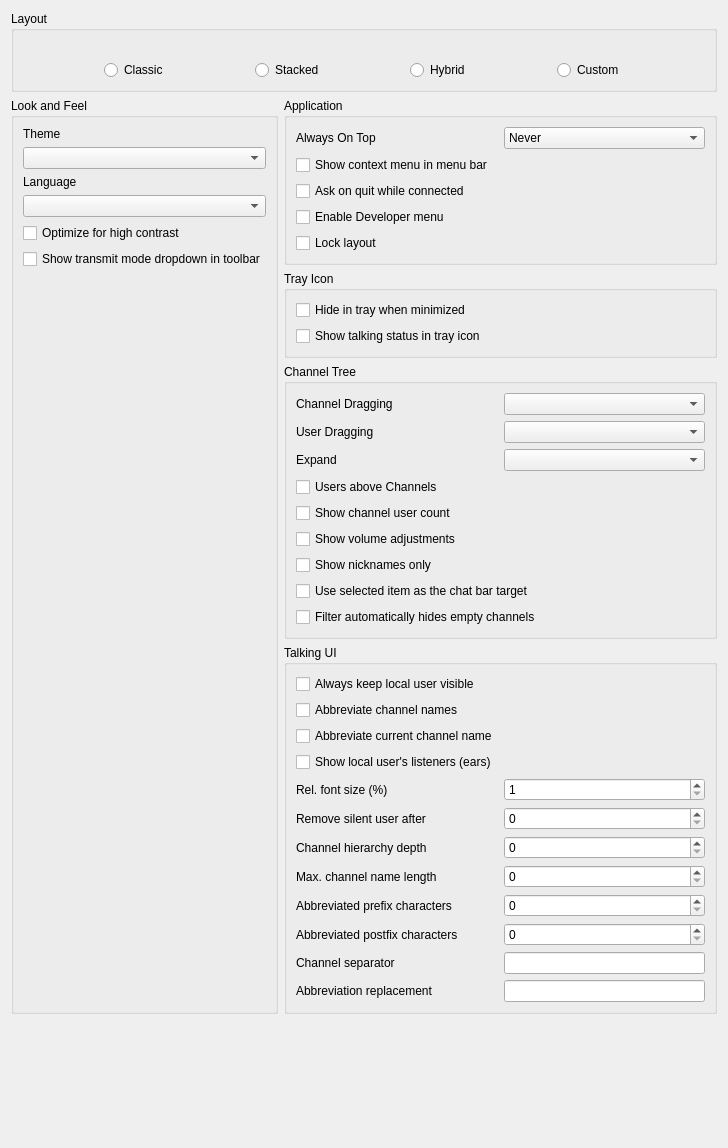
Above: src/mumble/LookConfig.ui from mumble-voip/mumble before the change. Below: the same form after it.
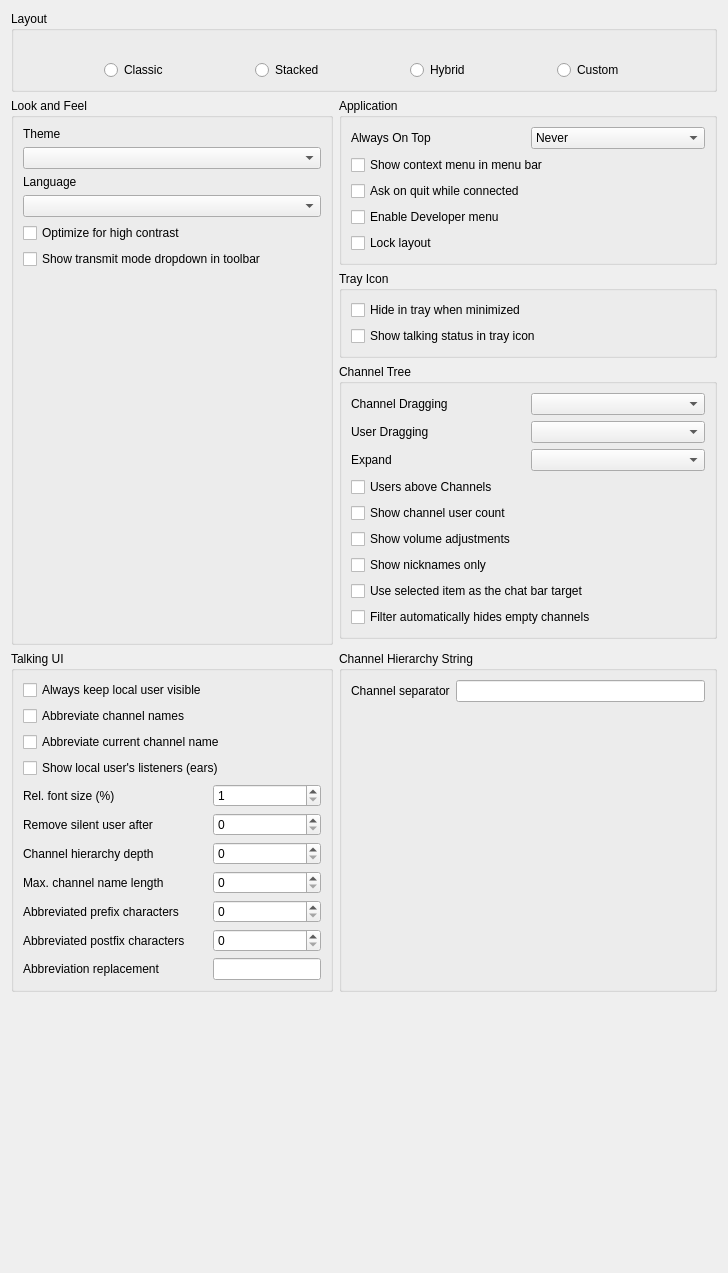
That is the form after the change. Icons and pictures are not drawn. Custom widgets are drawn as their Qt base class.

Commit message:
REFAC(client): Move channel sep. setting to own category
This setting will be needed for other purposes as well and therefore
putting this into the TalkingUI group of settings in no longer
applicable.

Diff of the .ui file:
```diff
--- a/src/mumble/LookConfig.ui
+++ b/src/mumble/LookConfig.ui
@@ -7,243 +7,13 @@
     <x>0</x>
     <y>0</y>
     <width>728</width>
-    <height>1148</height>
+    <height>1273</height>
    </rect>
   </property>
   <property name="windowTitle">
    <string notr="true">Form</string>
   </property>
   <layout class="QGridLayout" name="gridLayout_4">
-   <item row="4" column="1">
-    <widget class="QGroupBox" name="groupBox">
-     <property name="sizePolicy">
-      <sizepolicy hsizetype="Minimum" vsizetype="Preferred">
-       <horstretch>0</horstretch>
-       <verstretch>0</verstretch>
-      </sizepolicy>
-     </property>
-     <property name="title">
-      <string>Talking UI</string>
-     </property>
-     <property name="flat">
-      <bool>false</bool>
-     </property>
-     <property name="checkable">
-      <bool>false</bool>
-     </property>
-     <layout class="QGridLayout" name="gridLayout_5">
-      <property name="horizontalSpacing">
-       <number>6</number>
-      </property>
-      <item row="7" column="0">
-       <widget class="QLabel" name="qlChannelHierarchyDepth">
-        <property name="toolTip">
-         <string>The names of how many parent channels should be included in the channel's name when displaying it in the TalkingUI?</string>
-        </property>
-        <property name="text">
-         <string>Channel hierarchy depth</string>
-        </property>
-       </widget>
-      </item>
-      <item row="7" column="1">
-       <widget class="QSpinBox" name="qsbChannelHierarchyDepth">
-        <property name="toolTip">
-         <string>The names of how many parent channels should be included in the channel's name when displaying it in the TalkingUI?</string>
-        </property>
-       </widget>
-      </item>
-      <item row="14" column="1">
-       <widget class="QLineEdit" name="qleAbbreviationReplacement">
-        <property name="sizePolicy">
-         <sizepolicy hsizetype="Preferred" vsizetype="Fixed">
-          <horstretch>0</horstretch>
-          <verstretch>0</verstretch>
-         </sizepolicy>
-        </property>
-        <property name="toolTip">
-         <string>String that gets used instead of the cut-out part of an abbreviated name.</string>
-        </property>
-       </widget>
-      </item>
-      <item row="13" column="0">
-       <widget class="QLabel" name="qlChannelSeparator">
-        <property name="toolTip">
-         <string>String to separate a channel name from its parent's.</string>
-        </property>
-        <property name="text">
-         <string>Channel separator</string>
-        </property>
-       </widget>
-      </item>
-      <item row="4" column="1">
-       <widget class="QSpinBox" name="qsbRelFontSize">
-        <property name="toolTip">
-         <string>Relative font size to use in the Talking UI in percent.</string>
-        </property>
-        <property name="minimum">
-         <number>1</number>
-        </property>
-        <property name="maximum">
-         <number>500</number>
-        </property>
-       </widget>
-      </item>
-      <item row="0" column="0">
-       <widget class="QCheckBox" name="qcbLocalUserVisible">
-        <property name="toolTip">
-         <string>If this is checked, the local user (yourself) will always be visible in the TalkingUI (regardless of talking state).</string>
-        </property>
-        <property name="text">
-         <string>Always keep local user visible</string>
-        </property>
-       </widget>
-      </item>
-      <item row="9" column="1">
-       <widget class="QSpinBox" name="qsbMaxNameLength">
-        <property name="toolTip">
-         <string>The preferred maximum length of a channel (hierarchy) name in the Talking UI. Note that this is not a hard limit though.</string>
-        </property>
-       </widget>
-      </item>
-      <item row="10" column="0">
-       <widget class="QLabel" name="qlPrefixCharCount">
-        <property name="toolTip">
-         <string>How many characters from the original name to display at the beginning of an abbreviated name.</string>
-        </property>
-        <property name="text">
-         <string>Abbreviated prefix characters</string>
-        </property>
-       </widget>
-      </item>
-      <item row="5" column="1">
-       <widget class="QSpinBox" name="qsbSilentUserLifetime">
-        <property name="sizePolicy">
-         <sizepolicy hsizetype="Preferred" vsizetype="Fixed">
-          <horstretch>0</horstretch>
-          <verstretch>0</verstretch>
-         </sizepolicy>
-        </property>
-        <property name="toolTip">
-         <string>A user that is silent for the given amount of seconds will be removed from the Talkin UI.</string>
-        </property>
-       </widget>
-      </item>
-      <item row="11" column="1">
-       <widget class="QSpinBox" name="qsbPostfixCharCount">
-        <property name="toolTip">
-         <string>How many characters from the original name to display at the end of an abbreviated name.</string>
-        </property>
-       </widget>
-      </item>
-      <item row="9" column="0">
-       <widget class="QLabel" name="qlMaxNameLength">
-        <property name="toolTip">
-         <string>The preferred maximum length of a channel (hierarchy) name in the Talking UI. Note that this is not a hard limit though.</string>
-        </property>
-        <property name="text">
-         <string>Max. channel name length</string>
-        </property>
-       </widget>
-      </item>
-      <item row="2" column="0" colspan="2">
-       <widget class="QCheckBox" name="qcbAbbreviateCurrentChannel">
-        <property name="toolTip">
-         <string>Whether to also allow abbreviating the current channel of a user (instead of only its parent channels).</string>
-        </property>
-        <property name="text">
-         <string>Abbreviate current channel name</string>
-        </property>
-       </widget>
-      </item>
-      <item row="5" column="0">
-       <widget class="QLabel" name="qlSilentUserLifetime">
-        <property name="sizePolicy">
-         <sizepolicy hsizetype="Preferred" vsizetype="Preferred">
-          <horstretch>0</horstretch>
-          <verstretch>0</verstretch>
-         </sizepolicy>
-        </property>
-        <property name="toolTip">
-         <string>A user that is silent for the given amount of seconds will be removed from the Talkin UI.</string>
-        </property>
-        <property name="text">
-         <string>Remove silent user after</string>
-        </property>
-       </widget>
-      </item>
-      <item row="1" column="0" colspan="2">
-       <widget class="QCheckBox" name="qcbAbbreviateChannelNames">
-        <property name="toolTip">
-         <string>Whether the channel (hierarchy) name should be abbreviated, if it exceeds the specified maximum length.</string>
-        </property>
-        <property name="text">
-         <string>Abbreviate channel names</string>
-        </property>
-       </widget>
-      </item>
-      <item row="11" column="0">
-       <widget class="QLabel" name="qlPostfixCharCount">
-        <property name="toolTip">
-         <string>How many characters from the original name to display at the end of an abbreviated name.</string>
-        </property>
-        <property name="text">
-         <string>Abbreviated postfix characters</string>
-        </property>
-       </widget>
-      </item>
-      <item row="14" column="0">
-       <widget class="QLabel" name="qlAbbreviationReplacement">
-        <property name="toolTip">
-         <string>String that gets used instead of the cut-out part of an abbreviated name.</string>
-        </property>
-        <property name="text">
-         <string>Abbreviation replacement</string>
-        </property>
-       </widget>
-      </item>
-      <item row="10" column="1">
-       <widget class="QSpinBox" name="qsbPrefixCharCount">
-        <property name="toolTip">
-         <string>How many characters from the original name to display at the beginning of an abbreviated name.</string>
-        </property>
-       </widget>
-      </item>
-      <item row="13" column="1">
-       <widget class="QLineEdit" name="qleChannelSeparator">
-        <property name="sizePolicy">
-         <sizepolicy hsizetype="Preferred" vsizetype="Fixed">
-          <horstretch>0</horstretch>
-          <verstretch>0</verstretch>
-         </sizepolicy>
-        </property>
-        <property name="toolTip">
-         <string>String to separate a channel name from its parent's.</string>
-        </property>
-       </widget>
-      </item>
-      <item row="4" column="0">
-       <widget class="QLabel" name="qlRelFontSize">
-        <property name="toolTip">
-         <string>Relative font size to use in the Talking UI in percent.</string>
-        </property>
-        <property name="text">
-         <string>Rel. font size (%)</string>
-        </property>
-       </widget>
-      </item>
-      <item row="3" column="0" colspan="2">
-       <widget class="QCheckBox" name="qcbShowLocalListeners">
-        <property name="toolTip">
-         <string>Whether to show all of the local user's listeners (ears) in the TalkingUI (and thereby also the channels they are in). </string>
-        </property>
-        <property name="text">
-         <string>Show local user's listeners (ears)</string>
-        </property>
-       </widget>
-      </item>
-     </layout>
-    </widget>
-   </item>
    <item row="0" column="0" colspan="2">
     <widget class="QGroupBox" name="qgbLayout">
      <property name="title">
@@ -662,19 +432,6 @@
      </layout>
     </widget>
    </item>
-   <item row="5" column="1">
-    <spacer name="horizontalSpacer">
-     <property name="orientation">
-      <enum>Qt::Horizontal</enum>
-     </property>
-     <property name="sizeHint" stdset="0">
-      <size>
-       <width>40</width>
-       <height>20</height>
-      </size>
-     </property>
-    </spacer>
-   </item>
    <item row="3" column="1">
     <widget class="QGroupBox" name="qgbChannel">
      <property name="title">
@@ -792,7 +549,214 @@
      </layout>
     </widget>
    </item>
-   <item row="6" column="1">
+   <item row="5" column="0">
+    <widget class="QGroupBox" name="groupBox">
+     <property name="sizePolicy">
+      <sizepolicy hsizetype="Minimum" vsizetype="Preferred">
+       <horstretch>0</horstretch>
+       <verstretch>0</verstretch>
+      </sizepolicy>
+     </property>
+     <property name="title">
+      <string>Talking UI</string>
+     </property>
+     <property name="flat">
+      <bool>false</bool>
+     </property>
+     <property name="checkable">
+      <bool>false</bool>
+     </property>
+     <layout class="QGridLayout" name="gridLayout_5">
+      <property name="horizontalSpacing">
+       <number>6</number>
+      </property>
+      <item row="11" column="0">
+       <widget class="QLabel" name="qlPostfixCharCount">
+        <property name="toolTip">
+         <string>How many characters from the original name to display at the end of an abbreviated name.</string>
+        </property>
+        <property name="text">
+         <string>Abbreviated postfix characters</string>
+        </property>
+       </widget>
+      </item>
+      <item row="9" column="1">
+       <widget class="QSpinBox" name="qsbMaxNameLength">
+        <property name="toolTip">
+         <string>The preferred maximum length of a channel (hierarchy) name in the Talking UI. Note that this is not a hard limit though.</string>
+        </property>
+       </widget>
+      </item>
+      <item row="13" column="1">
+       <widget class="QLineEdit" name="qleAbbreviationReplacement">
+        <property name="sizePolicy">
+         <sizepolicy hsizetype="Preferred" vsizetype="Fixed">
+          <horstretch>0</horstretch>
+          <verstretch>0</verstretch>
+         </sizepolicy>
+        </property>
+        <property name="toolTip">
+         <string>String that gets used instead of the cut-out part of an abbreviated name.</string>
+        </property>
+       </widget>
+      </item>
+      <item row="11" column="1">
+       <widget class="QSpinBox" name="qsbPostfixCharCount">
+        <property name="toolTip">
+         <string>How many characters from the original name to display at the end of an abbreviated name.</string>
+        </property>
+       </widget>
+      </item>
+      <item row="4" column="1">
+       <widget class="QSpinBox" name="qsbRelFontSize">
+        <property name="toolTip">
+         <string>Relative font size to use in the Talking UI in percent.</string>
+        </property>
+        <property name="minimum">
+         <number>1</number>
+        </property>
+        <property name="maximum">
+         <number>500</number>
+        </property>
+       </widget>
+      </item>
+      <item row="9" column="0">
+       <widget class="QLabel" name="qlMaxNameLength">
+        <property name="toolTip">
+         <string>The preferred maximum length of a channel (hierarchy) name in the Talking UI. Note that this is not a hard limit though.</string>
+        </property>
+        <property name="text">
+         <string>Max. channel name length</string>
+        </property>
+       </widget>
+      </item>
+      <item row="5" column="1">
+       <widget class="QSpinBox" name="qsbSilentUserLifetime">
+        <property name="sizePolicy">
+         <sizepolicy hsizetype="Preferred" vsizetype="Fixed">
+          <horstretch>0</horstretch>
+          <verstretch>0</verstretch>
+         </sizepolicy>
+        </property>
+        <property name="toolTip">
+         <string>A user that is silent for the given amount of seconds will be removed from the Talkin UI.</string>
+        </property>
+       </widget>
+      </item>
+      <item row="2" column="0" colspan="2">
+       <widget class="QCheckBox" name="qcbAbbreviateCurrentChannel">
+        <property name="toolTip">
+         <string>Whether to also allow abbreviating the current channel of a user (instead of only its parent channels).</string>
+        </property>
+        <property name="text">
+         <string>Abbreviate current channel name</string>
+        </property>
+       </widget>
+      </item>
+      <item row="5" column="0">
+       <widget class="QLabel" name="qlSilentUserLifetime">
+        <property name="sizePolicy">
+         <sizepolicy hsizetype="Preferred" vsizetype="Preferred">
+          <horstretch>0</horstretch>
+          <verstretch>0</verstretch>
+         </sizepolicy>
+        </property>
+        <property name="toolTip">
+         <string>A user that is silent for the given amount of seconds will be removed from the Talkin UI.</string>
+        </property>
+        <property name="text">
+         <string>Remove silent user after</string>
+        </property>
+       </widget>
+      </item>
+      <item row="1" column="0" colspan="2">
+       <widget class="QCheckBox" name="qcbAbbreviateChannelNames">
+        <property name="toolTip">
+         <string>Whether the channel (hierarchy) name should be abbreviated, if it exceeds the specified maximum length.</string>
+        </property>
+        <property name="text">
+         <string>Abbreviate channel names</string>
+        </property>
+       </widget>
+      </item>
+      <item row="7" column="1">
+       <widget class="QSpinBox" name="qsbChannelHierarchyDepth">
+        <property name="toolTip">
+         <string>The names of how many parent channels should be included in the channel's name when displaying it in the TalkingUI?</string>
+        </property>
+       </widget>
+      </item>
+      <item row="3" column="0" colspan="2">
+       <widget class="QCheckBox" name="qcbShowLocalListeners">
+        <property name="toolTip">
+         <string>Whether to show all of the local user's listeners (ears) in the TalkingUI (and thereby also the channels they are in). </string>
+        </property>
+        <property name="text">
+         <string>Show local user's listeners (ears)</string>
+        </property>
+       </widget>
+      </item>
+      <item row="13" column="0">
+       <widget class="QLabel" name="qlAbbreviationReplacement">
+        <property name="toolTip">
+         <string>String that gets used instead of the cut-out part of an abbreviated name.</string>
+        </property>
+        <property name="text">
+         <string>Abbreviation replacement</string>
+        </property>
+       </widget>
+      </item>
+      <item row="10" column="0">
+       <widget class="QLabel" name="qlPrefixCharCount">
+        <property name="toolTip">
+         <string>How many characters from the original name to display at the beginning of an abbreviated name.</string>
+        </property>
+        <property name="text">
+         <string>Abbreviated prefix characters</string>
+        </property>
+       </widget>
+      </item>
+      <item row="0" column="0">
+       <widget class="QCheckBox" name="qcbLocalUserVisible">
+        <property name="toolTip">
+         <string>If this is checked, the local user (yourself) will always be visible in the TalkingUI (regardless of talking state).</string>
+        </property>
+        <property name="text">
+         <string>Always keep local user visible</string>
+        </property>
+       </widget>
+      </item>
+      <item row="10" column="1">
+       <widget class="QSpinBox" name="qsbPrefixCharCount">
+        <property name="toolTip">
+         <string>How many characters from the original name to display at the beginning of an abbreviated name.</string>
+        </property>
+       </widget>
+      </item>
+      <item row="4" column="0">
+       <widget class="QLabel" name="qlRelFontSize">
+        <property name="toolTip">
+         <string>Relative font size to use in the Talking UI in percent.</string>
+        </property>
+        <property name="text">
+         <string>Rel. font size (%)</string>
+        </property>
+       </widget>
+      </item>
+      <item row="7" column="0">
+       <widget class="QLabel" name="qlChannelHierarchyDepth">
+        <property name="toolTip">
+         <string>The names of how many parent channels should be included in the channel's name when displaying it in the TalkingUI?</string>
+        </property>
+        <property name="text">
+         <string>Channel hierarchy depth</string>
+        </property>
+       </widget>
+      </item>
+     </layout>
+    </widget>
+   </item>
+   <item row="6" column="0">
     <spacer name="verticalSpacer_2">
      <property name="orientation">
       <enum>Qt::Vertical</enum>
@@ -805,6 +769,51 @@
      </property>
     </spacer>
    </item>
+   <item row="6" column="1">
+    <spacer name="horizontalSpacer">
+     <property name="orientation">
+      <enum>Qt::Horizontal</enum>
+     </property>
+     <property name="sizeHint" stdset="0">
+      <size>
+       <width>40</width>
+       <height>20</height>
+      </size>
+     </property>
+    </spacer>
+   </item>
+   <item row="5" column="1">
+    <widget class="QGroupBox" name="qgbChannelHierarchyString">
+     <property name="title">
+      <string>Channel Hierarchy String</string>
+     </property>
+     <layout class="QFormLayout" name="formLayout">
+      <item row="0" column="0">
+       <widget class="QLabel" name="qlChannelSeparator">
+        <property name="toolTip">
+         <string>String to separate a channel name from its parent's.</string>
+        </property>
+        <property name="text">
+         <string>Channel separator</string>
+        </property>
+       </widget>
+      </item>
+      <item row="0" column="1">
+       <widget class="QLineEdit" name="qleChannelSeparator">
+        <property name="sizePolicy">
+         <sizepolicy hsizetype="Expanding" vsizetype="Fixed">
+          <horstretch>0</horstretch>
+          <verstretch>0</verstretch>
+         </sizepolicy>
+        </property>
+        <property name="toolTip">
+         <string>String to separate a channel name from its parent's.</string>
+        </property>
+       </widget>
+      </item>
+     </layout>
+    </widget>
+   </item>
   </layout>
  </widget>
  <customwidgets>
```
The commit also changes 4 other files.
